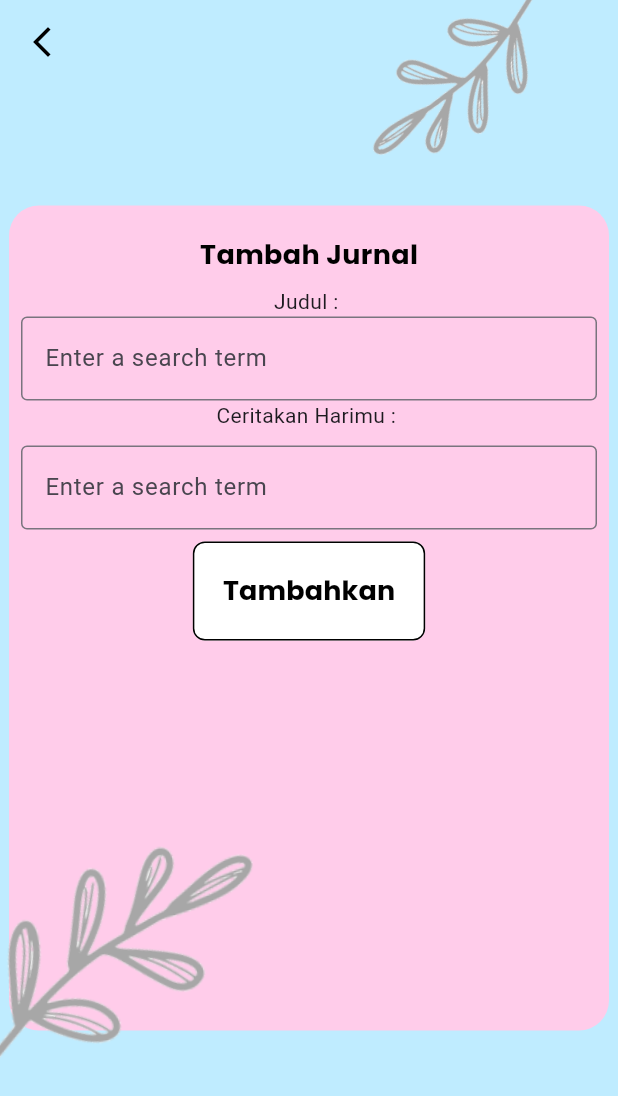
After one commit to dirch4/JournEase, a Flutter app: the screen it shows after launch, after a tap on "Ceritain Yuk", on a phone screen of 412 x 824 dp. The commit adds this screen. Shown: the top 1096 px of the screen. Run offline on Flutter 3.47's test engine with Material 3 defaults, Android fonts, the phone set to English and light mode, and no system bars; our stand-ins replace google_fonts.

Commit message:
page: Add Journaling

```diff
--- /dev/null
+++ b/lib/pages/addjournal.dart
@@ -0,0 +1,132 @@
+import 'package:flutter/material.dart';
+import 'package:google_fonts/google_fonts.dart';
+import 'package:jurnease/core/constants/color.dart';
+
+class Addjournal extends StatelessWidget {
+  const Addjournal({super.key});
+
+  @override
+  Widget build(BuildContext context) {
+    return Scaffold(
+      extendBodyBehindAppBar: true,
+      appBar: AppBar(
+        backgroundColor: Colors.transparent, // Transparan
+        elevation: 0, // Hilangkan bayangan
+        leading: GestureDetector(
+          onTap: () {
+            Navigator.pop(context); // Kembali ke halaman sebelumnya
+          },
+          child: Icon(
+            Icons.arrow_back_ios_new_outlined,
+            color: Colors.black, // Warna ikon back
+          ),
+        ),
+      ),
+      body: Stack(
+        children: [
+          Container(
+            color: Appcolors.primary,
+          ),
+          Center(
+            child: Container(
+              alignment: Alignment.center,
+              height: 550,
+              width: 400,
+              decoration: BoxDecoration(
+                  color: Appcolors.secondary,
+                  borderRadius: BorderRadius.all(Radius.circular(20.0))),
+              child: Column(
+                children: [
+                  const SizedBox(height: 20.0,),
+                  Text("Tambah Jurnal", style: GoogleFonts.poppins(
+                          textStyle: const TextStyle(
+                            fontSize: 18.0,
+                            fontWeight: FontWeight.bold,
+                            color: Colors.black,
+                          ),
+                        ),),
+                  Padding(
+                    padding: const EdgeInsets.all(8.0),
+                    child: Column(
+                      children: [
+                        Text("Judul : "),
+                        TextField(
+                          decoration: InputDecoration(
+                            border: OutlineInputBorder(),
+                            hintText: 'Enter a search term',
+                          ),
+                        ),
+                        Text("Ceritakan Harimu : "),
+                        const SizedBox(height: 10.0),
+                        TextField(
+                          decoration: InputDecoration(
+                            border: OutlineInputBorder(),
+                            hintText: 'Enter a search term',
+                          ),
+                        ),
+                      ],
+                    ),
+                  ),
+                  Positioned(
+                    bottom: 40,
+                    left: 80,
+                    child: OutlinedButton(
+                      onPressed: () {
+                        Navigator.pop(context);
+                      },
+                      style: OutlinedButton.styleFrom(
+                        backgroundColor: Colors.white,
+                        side: const BorderSide(color: Colors.black, width: 1),
+                        padding: const EdgeInsets.symmetric(
+                          vertical: 20.0,
+                          horizontal: 20.0,
+                        ),
+                        shape: RoundedRectangleBorder(
+                          borderRadius: BorderRadius.circular(8.0),
+                        ),
+                      ),
+                      child: Text(
+                        "Tambahkan",
+                        style: GoogleFonts.poppins(
+                          textStyle: const TextStyle(
+                            fontSize: 18.0,
+                            fontWeight: FontWeight.bold,
+                            color: Colors.black,
+                          ),
+                        ),
+                      ),
+                    ),
+                  ),
+                ],
+              ),
+            ),
+          ),
+          Positioned(
+            bottom: 30,
+            left: -40,
+            child: Transform.rotate(
+              angle: -0.10,
+              child: Image.asset(
+                'assets/iconbg1.png',
+                width: 300,
+                height: 300,
+              ),
+            ),
+          ),
+          Positioned(
+            top: -50,
+            right: 30,
+            child: Transform.rotate(
+              angle: 160,
+              child: Image.asset(
+                'assets/iconbg1.png',
+                width: 200,
+                height: 200,
+              ),
+            ),
+          ),
+        ],
+      ),
+    );
+  }
+}
--- a/lib/pages/home.dart
+++ b/lib/pages/home.dart
@@ -1,6 +1,7 @@
 import 'package:flutter/material.dart';
 import 'package:google_fonts/google_fonts.dart';
 import 'package:jurnease/core/constants/color.dart';
+import 'package:jurnease/pages/addjournal.dart';
 
 class Home extends StatelessWidget {
   const Home({super.key});
@@ -74,20 +75,21 @@ class Home extends StatelessWidget {
           const SizedBox(height: 30),
           // button tambah jurnal
           Container(
-            margin: const EdgeInsets.symmetric(
-                horizontal: 20.0),
+            margin: const EdgeInsets.symmetric(horizontal: 20.0),
             width: double.infinity,
             child: ElevatedButton.icon(
               onPressed: () {
-                // Aksi ketika tombol ditekan
-                print("Tambah Jurnal ditekan");
+                Navigator.push(
+                  context,
+                  MaterialPageRoute(builder: (context) => const Addjournal()),
+                );
               },
               icon: const Icon(
                 Icons.add,
                 color: Colors.black,
               ),
               label: Text(
-                'Tambah Jurnal',
+                'Ceritain Yuk',
                 style: GoogleFonts.poppins(
                   textStyle: const TextStyle(
                     fontSize: 18.0,
@@ -100,11 +102,9 @@ class Home extends StatelessWidget {
                 backgroundColor: Appcolors.primary,
                 elevation: 0,
                 shape: RoundedRectangleBorder(
-                  borderRadius:
-                      BorderRadius.circular(50.0),
+                  borderRadius: BorderRadius.circular(50.0),
                 ),
-                padding: const EdgeInsets.symmetric(
-                    vertical: 20.0),
+                padding: const EdgeInsets.symmetric(vertical: 20.0),
               ),
             ),
           ),
```
